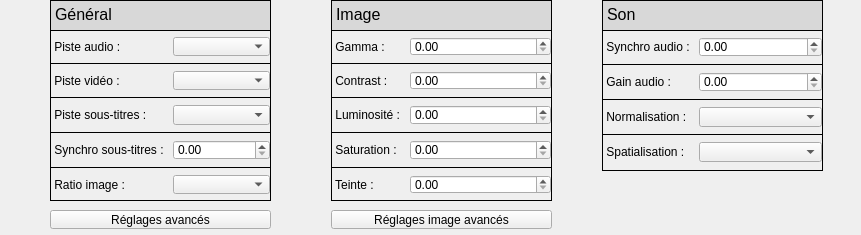
Above: src/parameterswidget.ui from cinemaouvert/OPP before the change. Below: the same form after it.
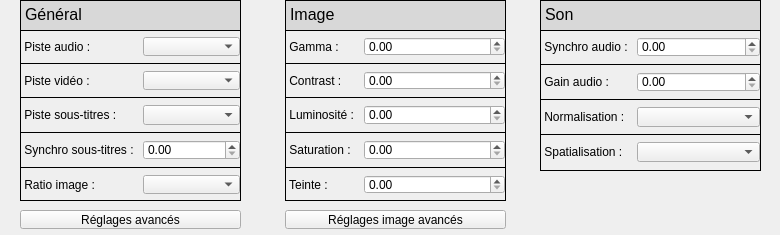
That is the form after the change.

Commit message: Essai nouvelle taille widgets - Parameters

```diff
--- a/src/parameterswidget.ui
+++ b/src/parameterswidget.ui
@@ -6,7 +6,7 @@
    <rect>
     <x>0</x>
     <y>0</y>
-    <width>861</width>
+    <width>780</width>
     <height>235</height>
    </rect>
   </property>
@@ -16,7 +16,7 @@
   <widget class="QFrame" name="formFrame">
    <property name="geometry">
     <rect>
-     <x>50</x>
+     <x>20</x>
      <y>30</y>
      <width>221</width>
      <height>171</height>
@@ -136,7 +136,7 @@
   <widget class="QTextEdit" name="textEdit">
    <property name="geometry">
     <rect>
-     <x>50</x>
+     <x>20</x>
      <y>0</y>
      <width>221</width>
      <height>31</height>
@@ -223,7 +223,7 @@
   <widget class="QFrame" name="formFrame_2">
    <property name="geometry">
     <rect>
-     <x>331</x>
+     <x>285</x>
      <y>30</y>
      <width>221</width>
      <height>171</height>
@@ -346,7 +346,7 @@
   <widget class="QTextEdit" name="textEdit_2">
    <property name="geometry">
     <rect>
-     <x>331</x>
+     <x>285</x>
      <y>0</y>
      <width>221</width>
      <height>31</height>
@@ -433,7 +433,7 @@
   <widget class="QFrame" name="formFrame_3">
    <property name="geometry">
     <rect>
-     <x>602</x>
+     <x>540</x>
      <y>30</y>
      <width>221</width>
      <height>141</height>
@@ -533,7 +533,7 @@
   <widget class="QTextEdit" name="textEdit_3">
    <property name="geometry">
     <rect>
-     <x>602</x>
+     <x>540</x>
      <y>0</y>
      <width>221</width>
      <height>31</height>
@@ -620,7 +620,7 @@
   <widget class="QToolButton" name="toolButton">
    <property name="geometry">
     <rect>
-     <x>50</x>
+     <x>20</x>
      <y>210</y>
      <width>221</width>
      <height>19</height>
@@ -633,7 +633,7 @@
   <widget class="QToolButton" name="toolButton_2">
    <property name="geometry">
     <rect>
-     <x>331</x>
+     <x>285</x>
      <y>210</y>
      <width>221</width>
      <height>19</height>
```
